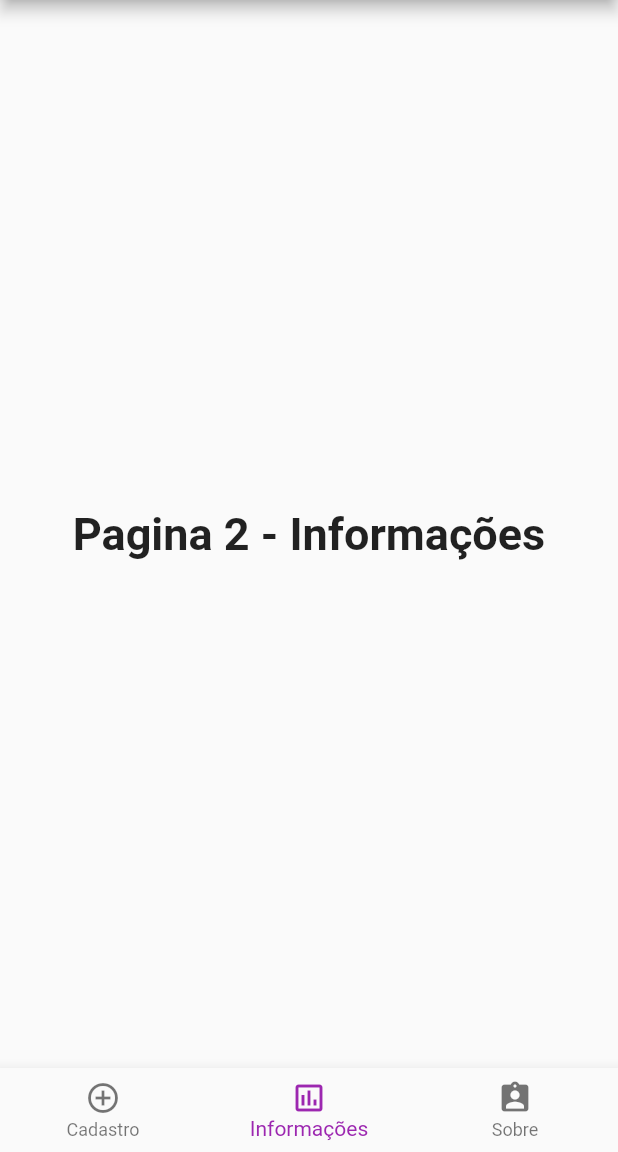
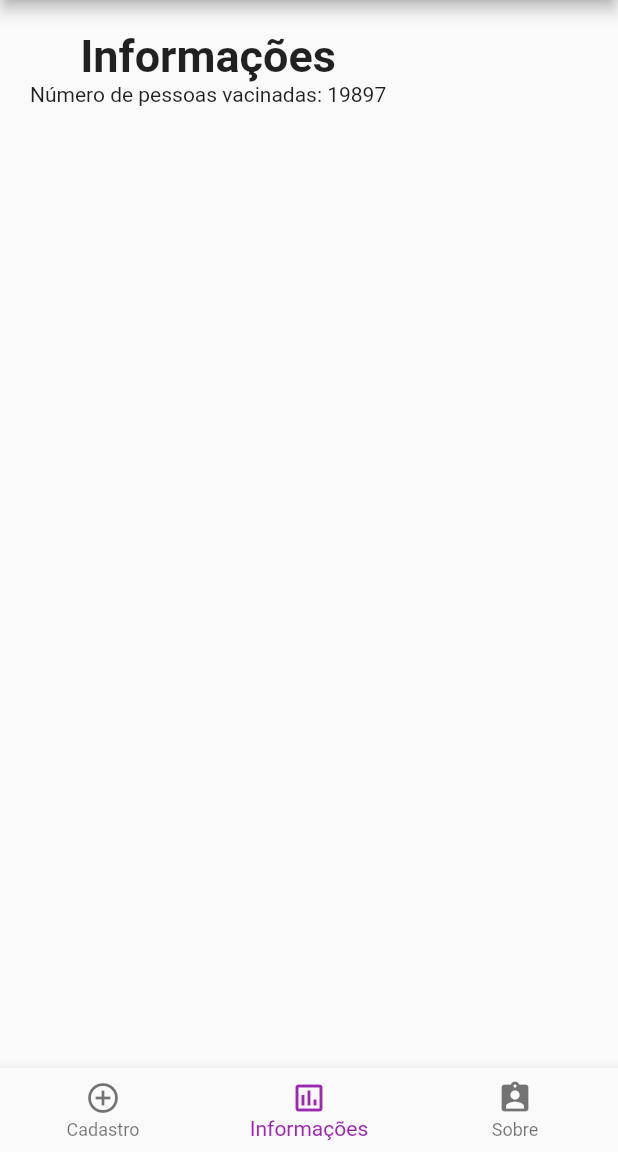
Before and after one commit to mathiasarturschulz/start_flutter, a Flutter app: the screen it shows after launch, item 2 of the bottom bar chosen, on a phone screen of 412 x 824 dp, the part 84-1236 px from its top. Run offline on Flutter 3.47's test engine with Material 2 defaults, Android fonts, the phone set to English and light mode, and no system bars.

Commit message:
[ADD] Adicionado um contador das vacinas e adicionado uma versao inicial das paginas

```diff
--- a/lib/main.dart
+++ b/lib/main.dart
@@ -1,6 +1,9 @@
 import 'package:flutter/material.dart';
 
 void main() => runApp(MyApp());
+
+// variavel que controla o número de vacinas, por padrão começa em 19897
+var numVacinas = 19897;
 
 // Widget principal da aplicação
 class MyApp extends StatelessWidget {
@@ -19,12 +22,10 @@ class Start extends StatefulWidget {
 class _Start extends State {
   // variavel que controla a página atual
   var _currentPage = 0;
-  // lista de páginas
-  static const optionStyle = TextStyle(fontSize: 30, fontWeight: FontWeight.bold);
   var _pages = [
     PageCadastro(),
-    Text('Pagina 2 - Informações', style: optionStyle),
-    Text('Pagina 3 - Sobre', style: optionStyle),
+    PageInformacoes(),
+    PageSobre(),
   ];
 
   Widget build(BuildContext context) {
@@ -157,6 +158,7 @@ class PageCadastro extends StatelessWidget {
                       print('E-mail: ${_usuario.email}');
                       print('CPF: ${_usuario.cpf}');
                       _formKey.currentState.save();
+                      numVacinas += 1;
                       // reseta o formulário
                       _formKey.currentState.reset();
                     }
@@ -171,3 +173,46 @@ class PageCadastro extends StatelessWidget {
     );
   }
 }
+
+class PageInformacoes extends StatelessWidget {
+  static const optionStyle = TextStyle(fontSize: 30, fontWeight: FontWeight.bold);
+  GlobalKey<FormState> _formKey = new GlobalKey<FormState>();
+
+  Widget build(BuildContext context) {
+    return Scaffold(
+      body: Container(
+        padding: EdgeInsets.all(20.0),
+        child: Form(
+          key: this._formKey,
+          child: Column(
+            children: [
+              Text('Informações', style: optionStyle),
+              Text('Número de pessoas vacinadas: ' + numVacinas.toString()),
+            ],
+          ),
+        )
+      )
+    );
+  }
+}
+
+class PageSobre extends StatelessWidget {
+  static const optionStyle = TextStyle(fontSize: 30, fontWeight: FontWeight.bold);
+  GlobalKey<FormState> _formKey = new GlobalKey<FormState>();
+
+  Widget build(BuildContext context) {
+    return Scaffold(
+      body: Container(
+        padding: EdgeInsets.all(20.0),
+        child: Form(
+          key: this._formKey,
+          child: Column(
+            children: [
+              Text('Sobre', style: optionStyle),
+            ],
+          ),
+        )
+      )
+    );
+  }
+}
```
